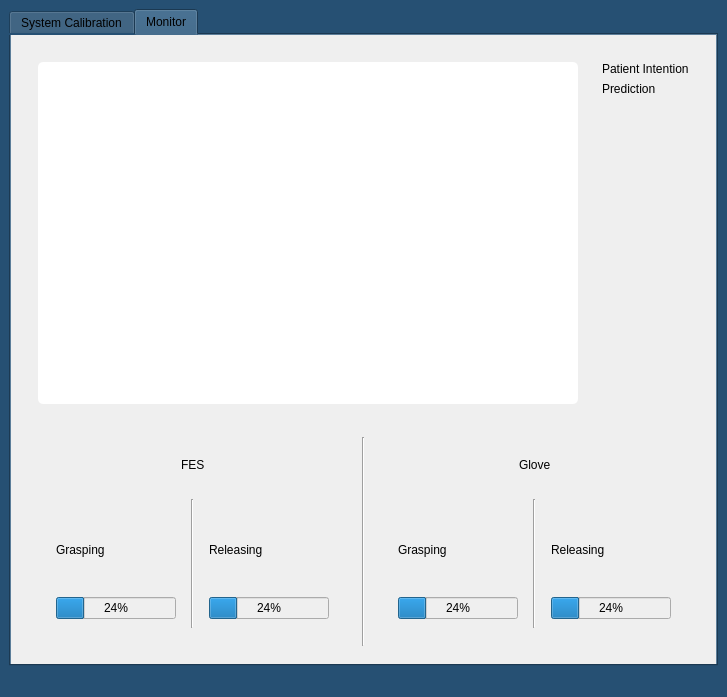
Before: the Qt Designer form UI/calibration.ui in Sherif-2001/BCI-Graduation-Project, drawn with Qt 5.
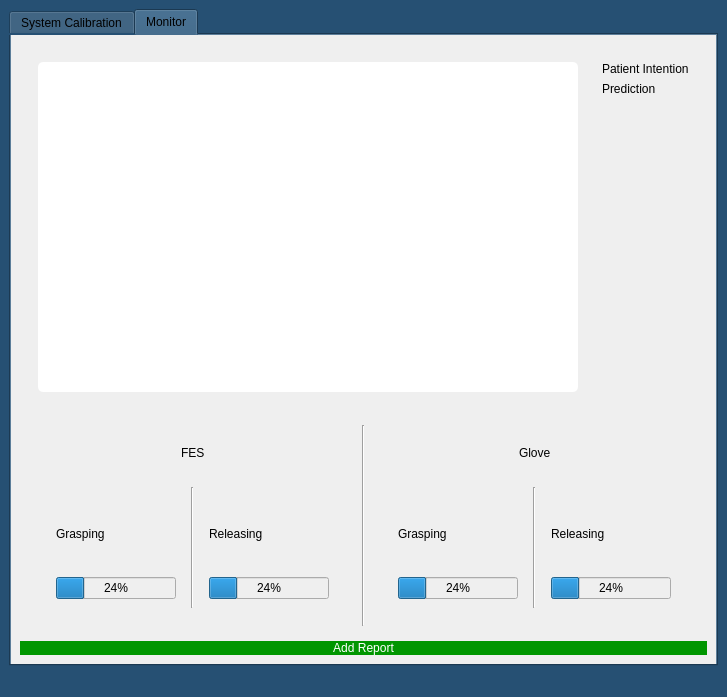
After: the same form once the commit is applied. The open tabs and pages were chosen to show the change.

```diff
--- a/UI/calibration.ui
+++ b/UI/calibration.ui
@@ -878,6 +878,24 @@
           </layout>
          </widget>
         </item>
+        <item>
+         <widget class="QPushButton" name="pushButton_2">
+          <property name="styleSheet">
+           <string notr="true">QPushButton{
+border-radius:15;
+background-color:rgb(0, 150, 0);
+color:rgb(255, 255, 255);
+font: 25pt &quot;Forte&quot;;
+}
+QPushButton:hover{
+background-color:rgb(0, 194, 0);
+}</string>
+          </property>
+          <property name="text">
+           <string>Add Report</string>
+          </property>
+         </widget>
+        </item>
        </layout>
       </widget>
      </widget>
```
Left out of the diff: 2 changed lines with no effect on the pictures.
